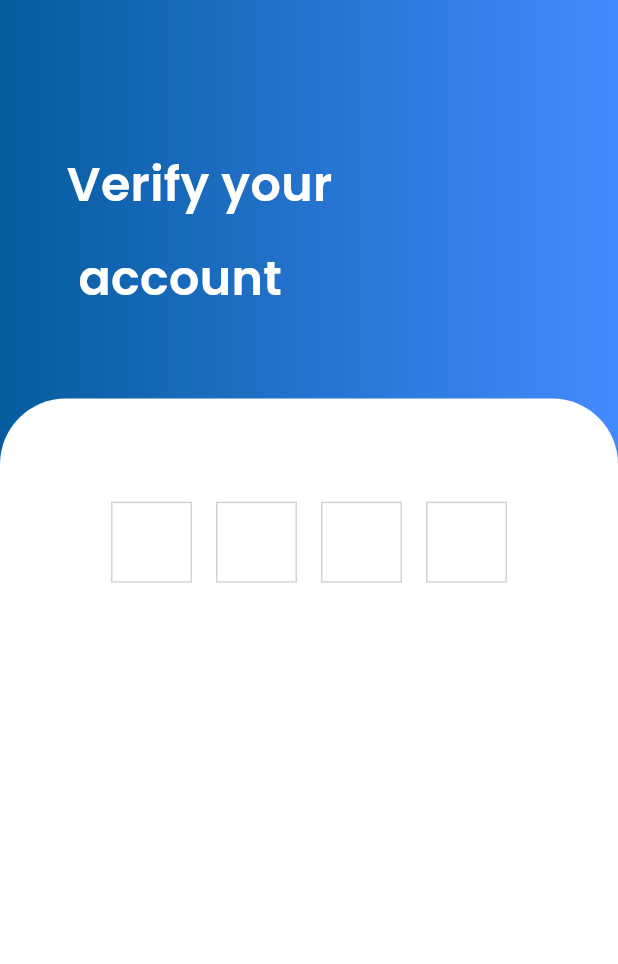
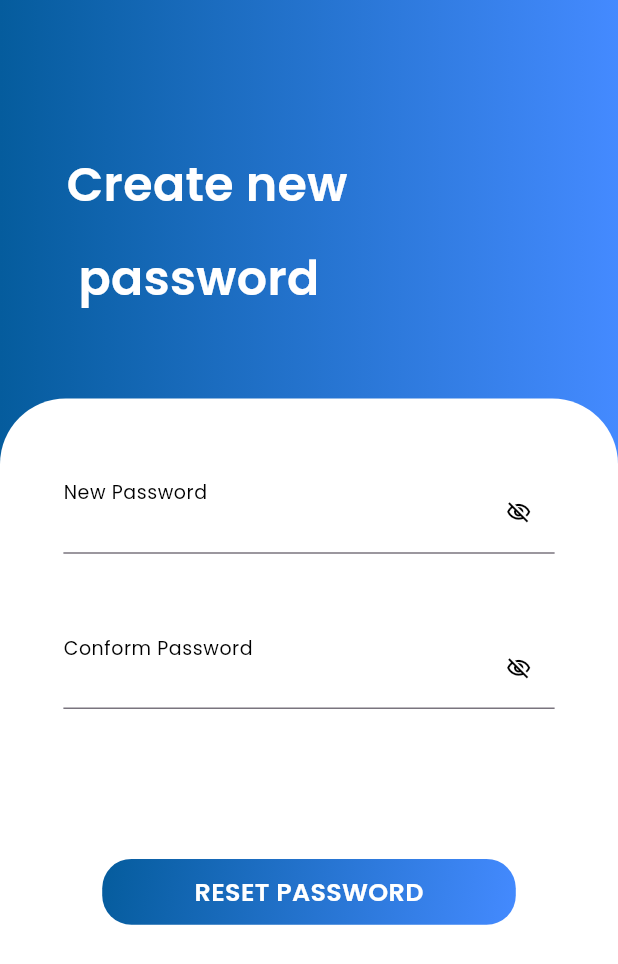
Before and after one commit to AbhiramiRenjith/lottery_application, a Flutter app: the screen it shows after launch, on a phone screen of 412 x 824 dp. Shown: the top 964 px of the screen. Run offline on Flutter 3.47's test engine with Material 3 defaults, Android fonts, the phone set to English and light mode, and no system bars; our stand-ins replace flutter_screenutil, google_fonts.

```diff
--- a/lib/view/signinScreen/components/custom_button.dart
+++ b/lib/components/custom_button.dart
@@ -26,12 +26,11 @@ class CustomButton extends StatelessWidget {
           begin: Alignment.topLeft,
           end: Alignment.bottomRight,
         ),
-        borderRadius: BorderRadius.circular(50.r),
+        borderRadius: BorderRadius.circular(20.r),
       ),
       child: Material(
         color: Colors.transparent,
         child: InkWell(
-          borderRadius: BorderRadius.circular(50.r),
           onTap: onPressed,
           child: Center(
             child: Text(
--- a/lib/view/signinScreen/components/custom_textfield.dart
+++ b/lib/components/custom_textfield.dart
@@ -7,6 +7,8 @@ class CustomTextField extends StatelessWidget {
   final TextEditingController? controller;
   final TextInputType keyboardType;
   final bool obscureText;
+   final Widget? suffixIcon;
+
 
   const CustomTextField({
     super.key,
@@ -14,6 +16,8 @@ class CustomTextField extends StatelessWidget {
     this.controller,
     this.keyboardType = TextInputType.text,
     this.obscureText = false,
+    this.suffixIcon,
+
   });
 
   @override
@@ -22,14 +26,16 @@ class CustomTextField extends StatelessWidget {
       controller: controller,
       keyboardType: keyboardType,
       obscureText: obscureText,
+
       style: GoogleFonts.poppins(
         color: const Color(0xFF888888),
-        fontSize: 15.sp,
+        fontSize: 14.sp,
+        fontWeight: FontWeight.w400
       ),
       decoration: InputDecoration(
         labelText: labelText,
         labelStyle: GoogleFonts.poppins(
-          fontSize: 22.sp,
+          fontSize: 16.sp,
           color: Colors.black,
           fontWeight: FontWeight.w400,
         ),
@@ -37,7 +43,11 @@ class CustomTextField extends StatelessWidget {
         focusedBorder: const UnderlineInputBorder(
           borderSide: BorderSide(color: Color(0xFFC1C1C1)),
         ),
+        suffixIcon: suffixIcon,
+
       ),
+
+
     );
   }
 }
--- a/lib/main.dart
+++ b/lib/main.dart
@@ -1,7 +1,11 @@
 import 'package:flutter/material.dart';
 import 'package:flutter_screenutil/flutter_screenutil.dart';
+import 'package:lottery_project/view/signinScreen/create_new_password_screen.dart';
+import 'package:lottery_project/view/signinScreen/forget_password_screen.dart';
+import 'package:lottery_project/view/signinScreen/signin_screen.dart';
 import 'package:lottery_project/view/signinScreen/verify_account_screen.dart';
 import 'package:lottery_project/view/signinScreen/welcome_screen.dart';
+
 
 void main() {
   WidgetsFlutterBinding.ensureInitialized();
@@ -15,11 +19,9 @@ class MyApp extends StatelessWidget {
   Widget build(BuildContext context) {
     return ScreenUtilInit(
       designSize: const Size(390, 844),
-
-
       builder: (context, child) {
         return MaterialApp(
-          home:const VerifyAccountScreen(),
+          home:const CreateNewPasswordScreen(),
         );
       },
 
--- /dev/null
+++ b/lib/view/signinScreen/create_new_password_screen.dart
@@ -0,0 +1,70 @@
+import 'package:flutter/material.dart';
+import 'package:flutter_screenutil/flutter_screenutil.dart';
+import 'package:lottery_project/components/custom_button.dart';
+import 'package:lottery_project/components/custom_textfield.dart';
+import 'package:lottery_project/view/signinScreen/widget/bg_container_widget.dart';
+
+
+class CreateNewPasswordScreen extends StatefulWidget {
+  const CreateNewPasswordScreen({super.key});
+
+  @override
+  State<CreateNewPasswordScreen> createState() =>
+      _CreateNewPasswordScreenState();
+}
+
+class _CreateNewPasswordScreenState extends State<CreateNewPasswordScreen> {
+  bool _obscureNewPassword = true;
+  bool _obscurePassword = true;
+
+  @override
+  Widget build(BuildContext context) {
+    return BackgroundContainerWidget(
+      title: 'Create new\n password',
+      child: Form(
+        child: Column(
+          children: [
+            CustomTextField(
+              labelText: "New Password",
+              obscureText: _obscureNewPassword,
+              suffixIcon: GestureDetector(
+                onTap: () {
+                  setState(() {
+                    _obscureNewPassword = !_obscureNewPassword;
+                  });
+                },
+                child: Icon(
+                  _obscureNewPassword ?
+                     Icons.visibility_off_outlined : Icons.visibility_outlined,
+                  color: Colors.black,
+                  size: 16.sp,
+                ),
+              ),
+            ),
+            SizedBox(height: 50.h),
+            CustomTextField(
+              labelText: "Conform Password",
+              obscureText: _obscurePassword,
+              suffixIcon: GestureDetector(
+                onTap: () {
+                  setState(() {
+                    _obscurePassword = !_obscurePassword;
+                  });
+                },
+                child: Icon(
+                  _obscurePassword ? Icons.visibility_off_outlined : Icons.visibility_outlined,
+                  color: Colors.black,
+                   size: 16.sp,
+                ),
+              ),
+            ),
+            SizedBox(height: 100),
+            CustomButton(text: "RESET PASSWORD", onPressed: (){
+
+            })
+          ],
+        ),
+      ),
+    );
+  }
+}
--- a/lib/view/signinScreen/welcome_screen.dart
+++ b/lib/view/signinScreen/welcome_screen.dart
@@ -75,7 +75,7 @@ class WelcomeScreen extends StatelessWidget {
                   style: GoogleFonts.poppins(
                     color: Colors.black,
                     fontSize: 25.sp,
-                    fontWeight: FontWeight.w600,
+                    fontWeight: FontWeight.w500,
                   ),
                 ),
               ),
```
Also changed, not shown: lib/view/signinScreen/forget_password_screen.dart (+6 -42 lines), lib/view/signinScreen/signin_screen.dart (+7 -45 lines), lib/view/signinScreen/verify_account_screen.dart (+53 -11 lines), lib/view/signinScreen/widget/donthaveaccount_text_widget.dart (added, +56 -0 lines), lib/view/signinScreen/widget/bg_container_widget.dart (renamed from lib/view/signinScreen/components/bg_container_widget.dart).
